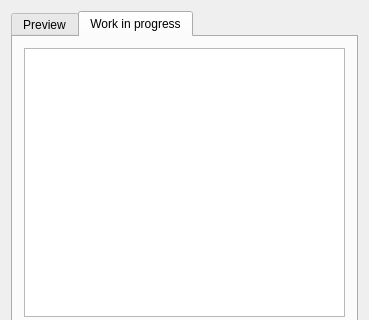
First picture: the form in ui/record/mainwindow.ui, repository minuJeong/psd_snapshot_tool, before the edit; both pictures show x 0 to 369 and y 0 to 320 of the 369 by 507 pixel window.
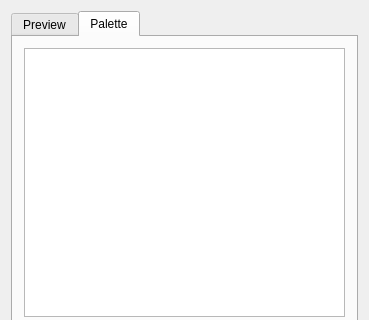
Second picture: the form after the edit. The open tabs and pages were chosen to show the change.

The edit to the form file:
```diff
--- a/ui/record/mainwindow.ui
+++ b/ui/record/mainwindow.ui
@@ -136,7 +136,7 @@
       </widget>
       <widget class="QWidget" name="tab_2">
        <attribute name="title">
-        <string>Work in progress</string>
+        <string>Palette</string>
        </attribute>
        <layout class="QHBoxLayout" name="horizontalLayout_3">
         <item>
```
Left out of the diff: 2 changed lines with no effect on the pictures.
